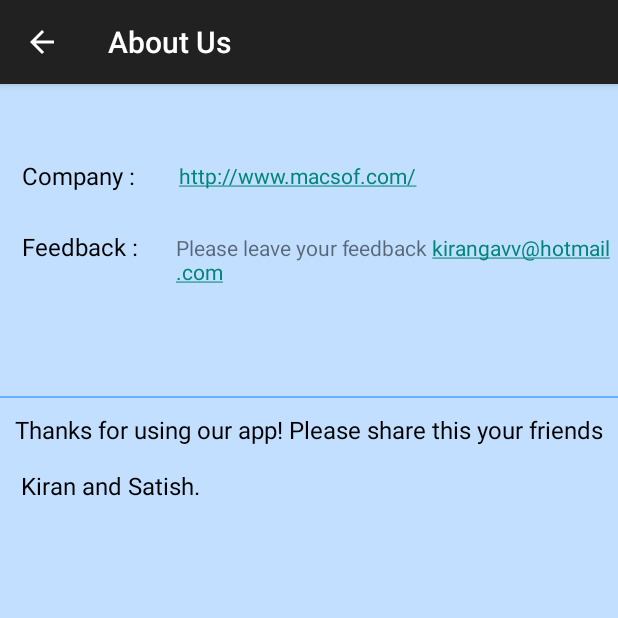
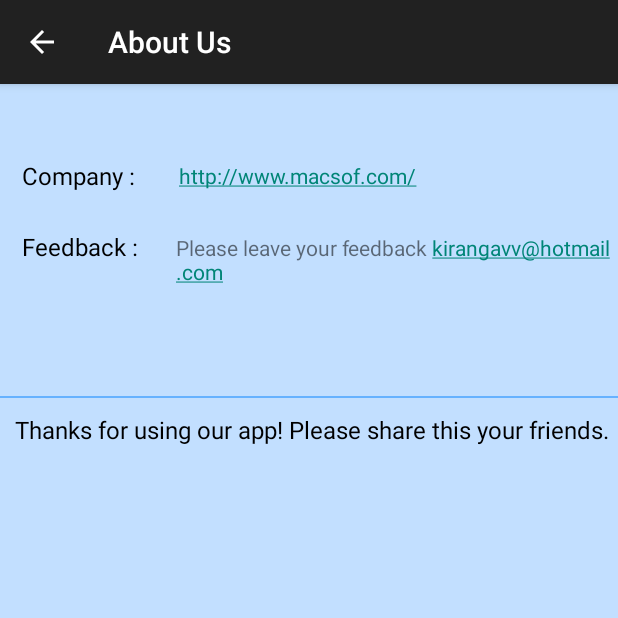
Before and after one commit to kirangavv/ReminderBuddy, an Android app: the AboutUs screen opened directly, with no data from a screen before it, on a phone screen of 412 x 824 dp, the top half of it. Run offline under Robolectric (Android 15) with nearby library versions, the phone set to English and light mode, and no system bars.

Commit message:
string update

```diff
--- a/app/src/main/res/values/strings.xml
+++ b/app/src/main/res/values/strings.xml
@@ -14,6 +14,7 @@
     <string name="title_activity_about_us">About Us</string>
     <string name="link_feedback">Please leave your feedback <a href="mailto:kirangavv@hotmail.com?Subject=Reminder Buddy Feedback" target="_top">kirangavv@hotmail.com</a></string>
     <string name="link_companyname"><a href="http://www.macsof.com/">http://www.macsof.com/</a></string>
-    <string name="contributorsthankyou">Thanks for using our app! Please share this your friends \n\n Kiran and Satish.</string>
+    <string name="contributorsthankyou">Thanks for using our app! Please share this your friends.</string>
+    <string name="title_activity_dash_board">DashBoard</string>
 
 </resources>
```
